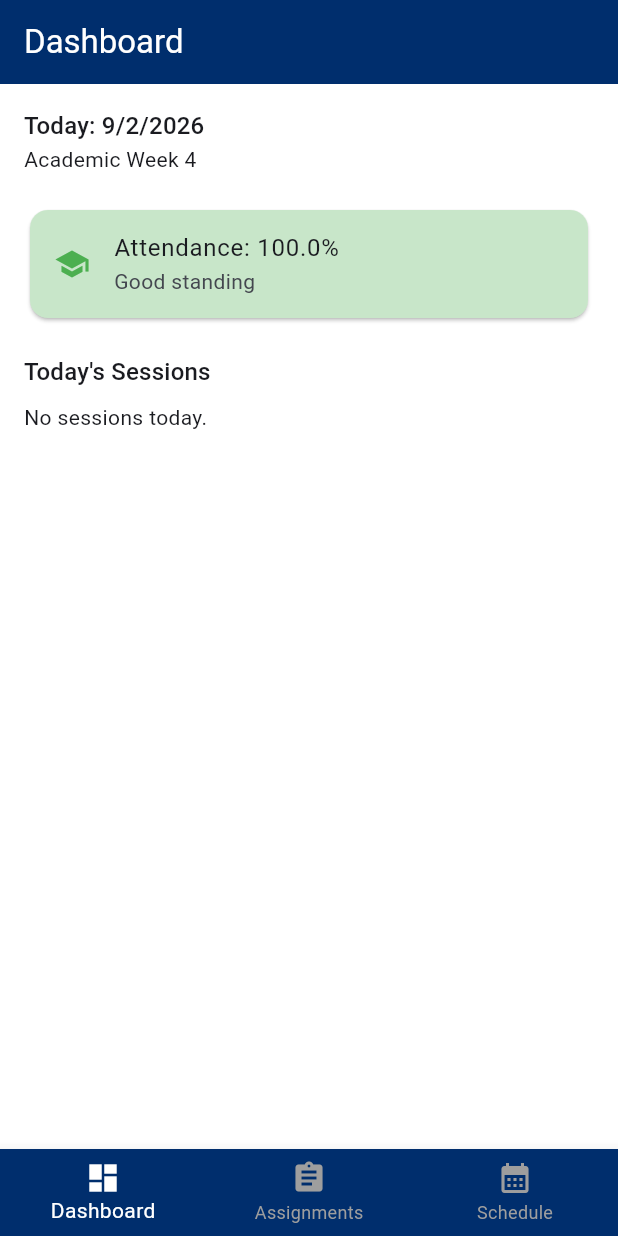
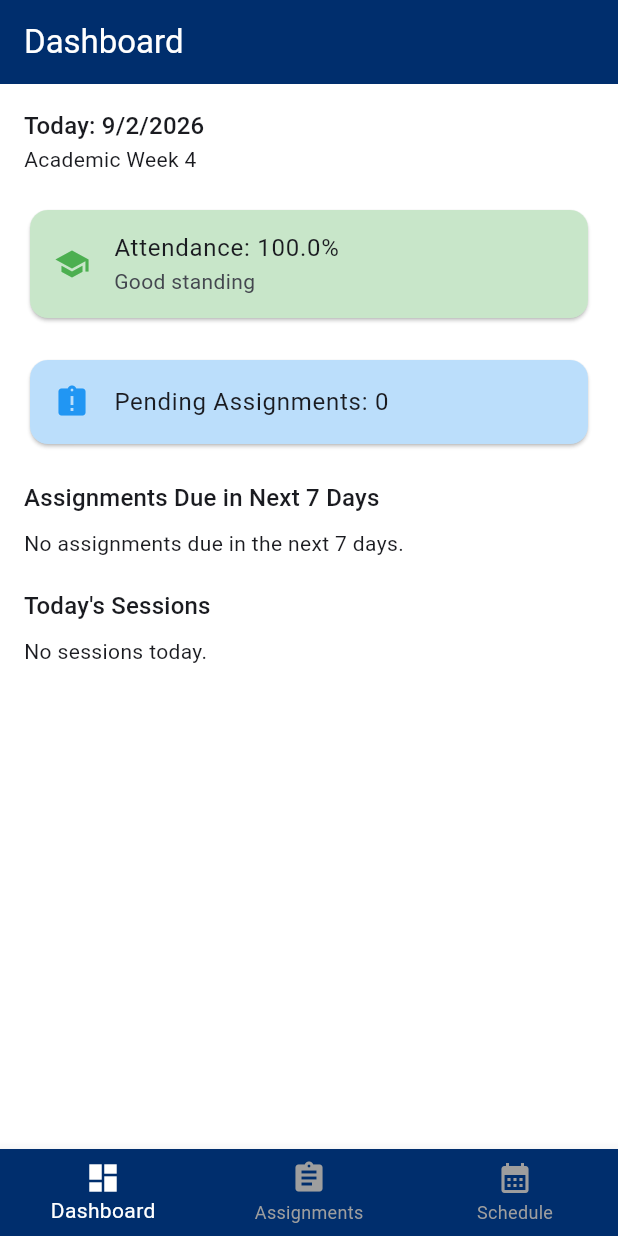
Before and after one commit to MohamDah/alu_student_platform, a Flutter app: the screen it shows after launch, on a phone screen of 412 x 824 dp. Run offline on Flutter 3.47's test engine with Material 3 defaults, Android fonts, the phone set to English and light mode, and no system bars; our stand-ins replace shared_preferences.

Commit message:
feat: enhance HomeDashboard to display pending and upcoming assignments

```diff
--- a/lib/main.dart
+++ b/lib/main.dart
@@ -105,7 +105,7 @@ class _MainNavigationScreenState extends State<MainNavigationScreen> {
   @override
   Widget build(BuildContext context) {
     final List<Widget> screens = [
-      HomeDashboard(sessions: _sessions),
+      HomeDashboard(sessions: _sessions, assignments: _assignments),
       AssignmentsScreen(
         assignments: _assignments,
         onUpdate: _updateAssignment,
@@ -144,8 +144,13 @@ class _MainNavigationScreenState extends State<MainNavigationScreen> {
 
 class HomeDashboard extends StatelessWidget {
   final List<AcademicSession> sessions;
+  final List<Assignment> assignments;
 
-  const HomeDashboard({super.key, required this.sessions});
+  const HomeDashboard({
+    super.key,
+    required this.sessions,
+    required this.assignments,
+  });
 
   DateTime get today => DateTime.now();
 
@@ -172,9 +177,25 @@ class HomeDashboard extends StatelessWidget {
     return (attended / total) * 100;
   }
 
+  List<Assignment> getUpcomingAssignments() {
+    final sevenDaysFromNow = today.add(const Duration(days: 7));
+    return assignments
+        .where((a) =>
+            !a.isCompleted &&
+            a.dueDate.isAfter(today.subtract(const Duration(days: 1))) &&
+            a.dueDate.isBefore(sevenDaysFromNow.add(const Duration(days: 1))))
+        .toList()
+      ..sort((a, b) => a.dueDate.compareTo(b.dueDate));
+  }
+
+  int get pendingAssignmentsCount {
+    return assignments.where((a) => !a.isCompleted).length;
+  }
+
   @override
   Widget build(BuildContext context) {
     final attendance = attendancePercentage;
+    final upcomingAssignments = getUpcomingAssignments();
 
     return Scaffold(
       appBar: AppBar(title: const Text('Dashboard')),
@@ -217,6 +238,64 @@ class HomeDashboard extends StatelessWidget {
 
             const SizedBox(height: 20),
 
+            // Pending assignments count
+            Card(
+              color: pendingAssignmentsCount > 0
+                  ? Colors.orange.shade100
+                  : Colors.blue.shade100,
+              child: ListTile(
+                leading: Icon(
+                  Icons.assignment_late,
+                  color: pendingAssignmentsCount > 0
+                      ? Colors.orange
+                      : Colors.blue,
+                ),
+                title: Text("Pending Assignments: $pendingAssignmentsCount"),
+              ),
+            ),
+
+            const SizedBox(height: 20),
+
+            // Upcoming Assignments (Next 7 Days)
+            Text(
+              "Assignments Due in Next 7 Days",
+              style: Theme.of(context).textTheme.titleMedium,
+            ),
+            const SizedBox(height: 8),
+
+            upcomingAssignments.isEmpty
+                ? const Text("No assignments due in the next 7 days.")
+                : Column(
+                    children: upcomingAssignments.map((a) {
+                      final todayMidnight = DateTime(today.year, today.month, today.day);
+                      final dueDateMidnight = DateTime(a.dueDate.year, a.dueDate.month, a.dueDate.day);
+                      final daysUntilDue = dueDateMidnight.difference(todayMidnight).inDays;
+                      return Card(
+                        color: daysUntilDue <= 2 ? Colors.red.shade50 : null,
+                        child: ListTile(
+                          title: Text(a.title),
+                          subtitle: Text(
+                            "${a.courseName} - Due: ${a.dueDate.day}/${a.dueDate.month}/${a.dueDate.year} - ${a.priority}",
+                          ),
+                          trailing: Text(
+                            daysUntilDue == 0
+                                ? "Due Today"
+                                : daysUntilDue == 1
+                                    ? "Due Tomorrow"
+                                    : "In $daysUntilDue days",
+                            style: TextStyle(
+                              color: daysUntilDue <= 2 ? Colors.red : null,
+                              fontWeight:
+                                  daysUntilDue <= 2 ? FontWeight.bold : null,
+                            ),
+                          ),
+                        ),
+                      );
+                    }).toList(),
+                  ),
+
+            const SizedBox(height: 20),
+
             // Today's Sessions
             Text(
               "Today's Sessions",
@@ -237,7 +316,14 @@ class HomeDashboard extends StatelessWidget {
                           trailing: Icon(
                             s.isPresent == true
                                 ? Icons.check_circle
-                                : Icons.cancel,
+                                : s.isPresent == false
+                                    ? Icons.cancel
+                                    : Icons.help_outline,
+                            color: s.isPresent == true
+                                ? Colors.green
+                                : s.isPresent == false
+                                    ? Colors.red
+                                    : Colors.grey,
                           ),
                         ),
                       );
```
